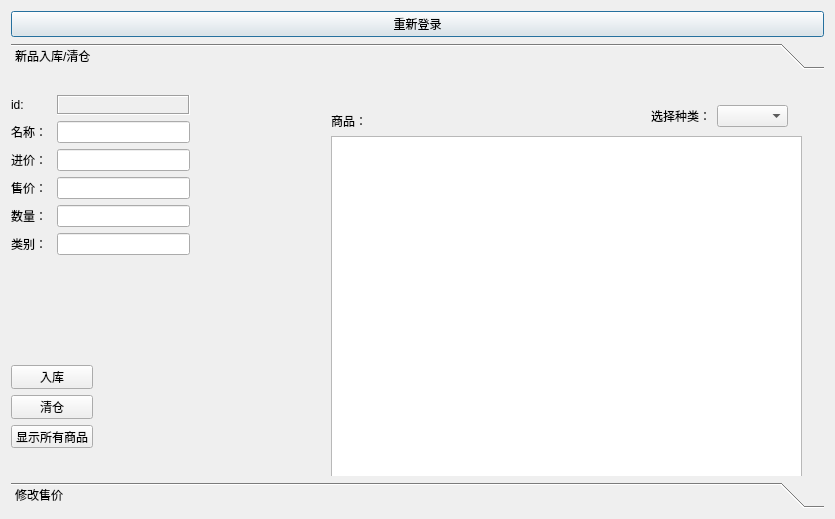
Old version of the form mystaff.ui in the repository XMeleny/DB.
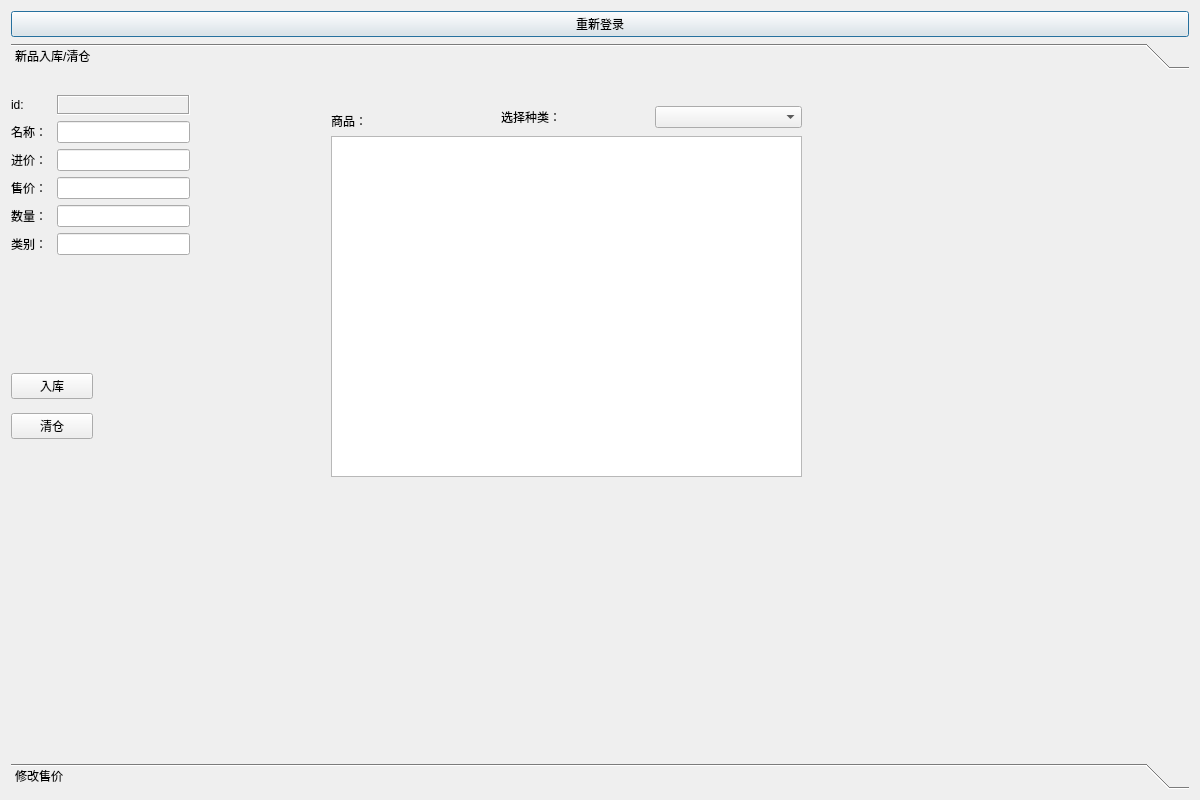
New version of the form.

The edit to the form file:
```diff
--- a/mystaff.ui
+++ b/mystaff.ui
@@ -6,10 +6,22 @@
    <rect>
     <x>0</x>
     <y>0</y>
-    <width>835</width>
-    <height>519</height>
+    <width>1200</width>
+    <height>800</height>
    </rect>
   </property>
+  <property name="minimumSize">
+   <size>
+    <width>1200</width>
+    <height>800</height>
+   </size>
+  </property>
+  <property name="maximumSize">
+   <size>
+    <width>1200</width>
+    <height>800</height>
+   </size>
+  </property>
   <property name="windowTitle">
    <string>员工界面</string>
   </property>
@@ -31,8 +43,8 @@
        <rect>
         <x>0</x>
         <y>0</y>
-        <width>817</width>
-        <height>420</height>
+        <width>1188</width>
+        <height>727</height>
        </rect>
       </property>
       <attribute name="label">
@@ -64,7 +76,7 @@
         <string>商品：</string>
        </property>
       </widget>
-      <widget class="QWidget" name="">
+      <widget class="QWidget" name="layoutWidget">
        <property name="geometry">
         <rect>
          <x>0</x>
@@ -88,16 +100,9 @@
           </property>
          </widget>
         </item>
-        <item>
-         <widget class="QPushButton" name="pushButton_3">
-          <property name="text">
-           <string>显示所有商品</string>
-          </property>
-         </widget>
-        </item>
        </layout>
       </widget>
-      <widget class="QWidget" name="">
+      <widget class="QWidget" name="layoutWidget">
        <property name="geometry">
         <rect>
          <x>0</x>
@@ -251,13 +256,13 @@
         </item>
        </layout>
       </widget>
-      <widget class="QWidget" name="">
+      <widget class="QWidget" name="layoutWidget">
        <property name="geometry">
         <rect>
-         <x>640</x>
+         <x>490</x>
          <y>30</y>
-         <width>137</width>
-         <height>22</height>
+         <width>301</width>
+         <height>24</height>
         </rect>
        </property>
        <layout class="QHBoxLayout" name="horizontalLayout_6">
@@ -269,7 +274,14 @@
          </widget>
         </item>
         <item>
-         <widget class="QComboBox" name="comboBox"/>
+         <widget class="QComboBox" name="comboBox">
+          <property name="minimumSize">
+           <size>
+            <width>100</width>
+            <height>0</height>
+           </size>
+          </property>
+         </widget>
         </item>
        </layout>
       </widget>
```
Left out of the diff: 6 changed lines with no effect on the pictures.
